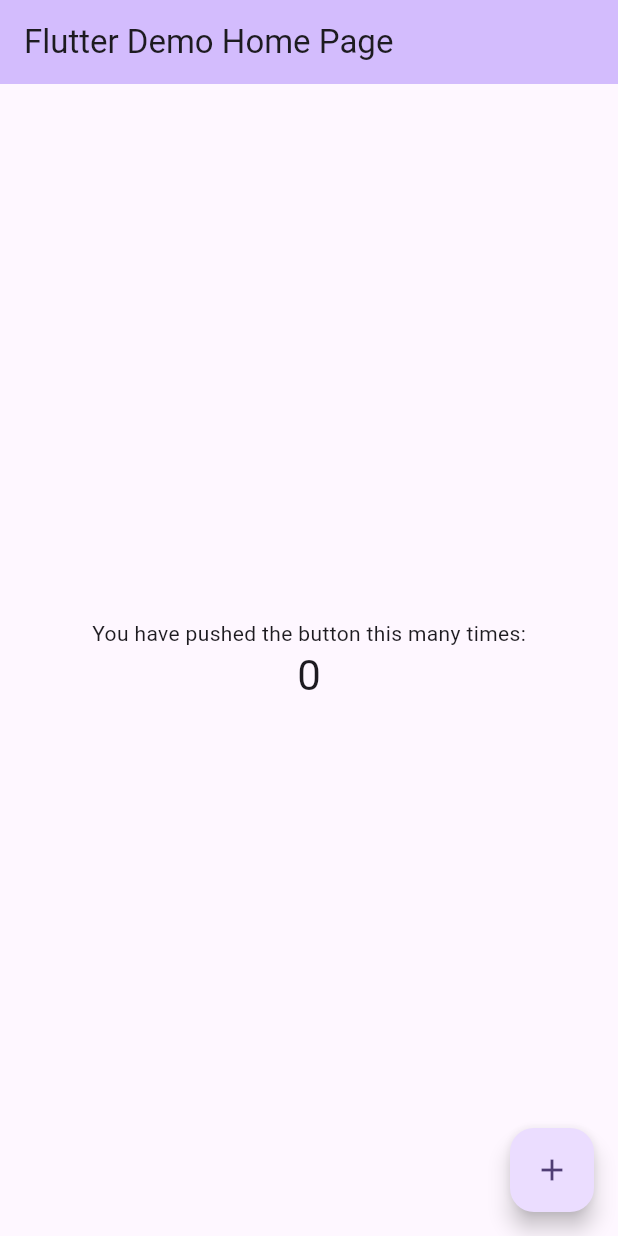
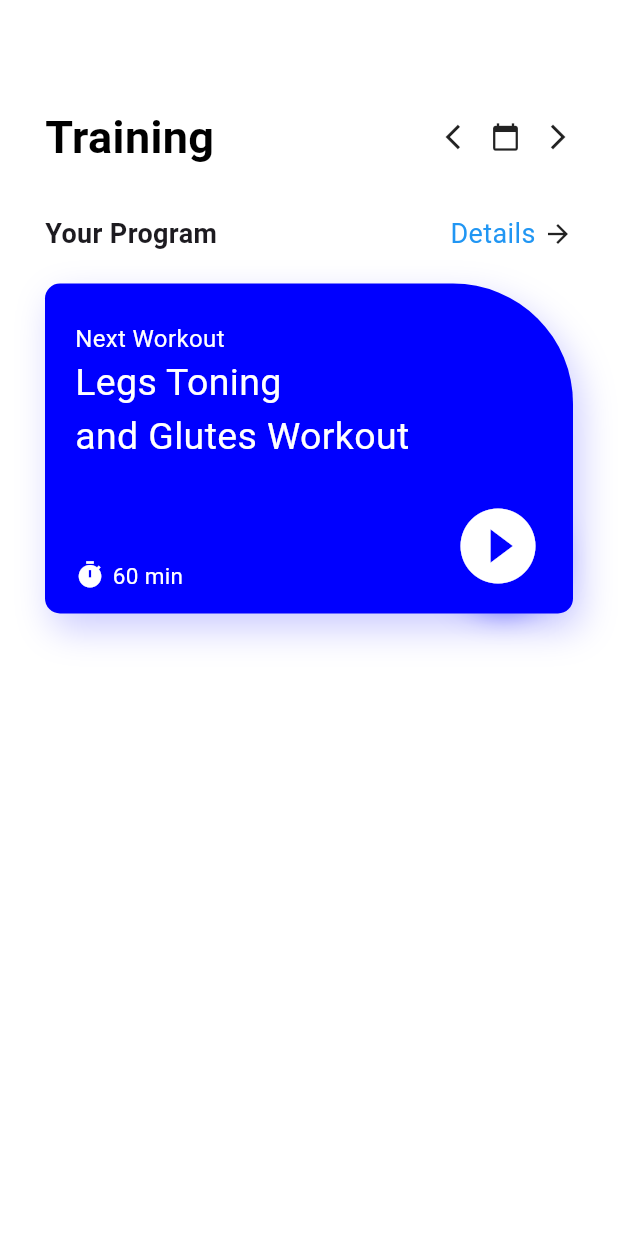
Before and after one commit to Jakaria1152/Complex-UI-design, a Flutter app: the screen it shows after launch, on a phone screen of 412 x 824 dp. Run offline on Flutter 3.47's test engine with Material 3 defaults, Android fonts, the phone set to English and light mode, and no system bars.

Commit message:
day work complete

```diff
--- /dev/null
+++ b/lib/_header3_home.dart
@@ -0,0 +1,91 @@
+import 'package:flutter/material.dart';
+
+import 'colors.dart' as color;
+
+class header3_home extends StatelessWidget {
+  const header3_home({
+    super.key,
+  });
+
+  @override
+  Widget build(BuildContext context) {
+    return Container(
+      width: MediaQuery.of(context).size.width,
+      height: 220,
+      decoration: BoxDecoration(
+          gradient: LinearGradient(colors: [
+            color.AppColor.gredientfirst,
+            color.AppColor.gredientsecond,
+          ], begin: Alignment.bottomLeft, end: Alignment.centerRight),
+          borderRadius: BorderRadius.only(
+            topLeft: Radius.circular(10),
+            bottomLeft: Radius.circular(10),
+            bottomRight: Radius.circular(10),
+            topRight: Radius.circular(80),
+          ),
+          boxShadow: [
+            BoxShadow(
+                offset: Offset(5,
+                    10), // right(x) side 10 and bottom(y) side 10. -x left side and -y top side
+                color: color.AppColor.gredientfirst.withOpacity(0.2),
+                blurRadius: 20)
+          ]),
+      child: Padding(
+        padding: const EdgeInsets.only(left: 20, top: 25, right: 20),
+        child: Column(
+          crossAxisAlignment: CrossAxisAlignment.start,
+          children: [
+            Text(
+              'Next Workout',
+              style: TextStyle(fontSize: 16, color: color.AppColor.whitecolor),
+            ),
+            Text(
+              'Legs Toning\nand Glutes Workout',
+              style: TextStyle(fontSize: 25, color: color.AppColor.whitecolor),
+            ),
+            SizedBox(
+              height: 25,
+            ),
+            Row(
+              crossAxisAlignment: CrossAxisAlignment.end,
+              children: [
+                Row(
+                  children: [
+                    Icon(
+                      Icons.timer,
+                      size: 20,
+                      color: color.AppColor.whitecolor,
+                    ),
+                    SizedBox(
+                      width: 5,
+                    ),
+                    Text(
+                      '60 min',
+                      style: TextStyle(
+                          fontSize: 15, color: color.AppColor.whitecolor),
+                    )
+                  ],
+                ),
+                Expanded(child: Container()),
+                Container(
+                    decoration: BoxDecoration(
+                        borderRadius: BorderRadius.circular(60),
+                        boxShadow: [
+                          BoxShadow(
+                              color: color.AppColor.gredientfirst,
+                              blurRadius: 20,
+                              offset: Offset(4, 8))
+                        ]),
+                    child: Icon(
+                      Icons.play_circle_fill,
+                      size: 60,
+                      color: color.AppColor.whitecolor,
+                    ))
+              ],
+            )
+          ],
+        ),
+      ),
+    );
+  }
+}
--- /dev/null
+++ b/lib/colors.dart
@@ -0,0 +1,15 @@
+import 'dart:ui';
+
+import 'package:flutter/material.dart';
+
+class AppColor{
+  static Color homecolor = Colors.indigoAccent;
+  static Color backgroundcolor = Colors.grey;
+  static Color primary = Colors.cyanAccent;
+  static Color secondary = Colors.teal;
+  static Color itemcolor = Colors.purpleAccent;
+  static Color whitecolor = Colors.white;
+  static Color gredientfirst = Color.fromRGBO(0, 0, 255, 1);
+  static Color gredientsecond = Color.fromRGBO(0, 0, 255, 1);
+
+}
--- /dev/null
+++ b/lib/home.dart
@@ -0,0 +1,39 @@
+import 'package:complex_ui_design/widget/header1home.dart';
+import 'package:complex_ui_design/widget/header2_home.dart';
+import 'package:flutter/material.dart';
+
+import '_header3_home.dart';
+import 'colors.dart'
+    as color; // as diye je nam dibo (color) oi nam diye sorasori access kora jai
+
+class HomePage extends StatefulWidget {
+  const HomePage({super.key});
+
+  @override
+  State<HomePage> createState() => _HomePageState();
+}
+
+class _HomePageState extends State<HomePage> {
+  @override
+  Widget build(BuildContext context) {
+    return Scaffold(
+      backgroundColor: color.AppColor.whitecolor,
+      body: Container(
+        padding: EdgeInsets.only(top: 70, left: 30, right: 30),
+        child: Column(
+          children: [
+            header1home(),
+            SizedBox(
+              height: 30,
+            ),
+            header2_home(),
+            SizedBox(
+              height: 20,
+            ),
+            header3_home()
+          ],
+        ),
+      ),
+    );
+  }
+}
--- /dev/null
+++ b/lib/json/info.json
@@ -0,0 +1,26 @@
+[
+  {
+    "title": "flying kick",
+    "img": "assets/img/ex1.jpg"
+  },
+  {
+    "title": "ura mawashi geri",
+    "img": "assets/img/ex2.jpg"
+  },
+  {
+    "title": "Yoko geri",
+    "img": "assets/img/ex3.jpg"
+  },
+  {
+    "title": "ura mawashi geri",
+    "img": "assets/img/ex4.jpg"
+  },
+  {
+    "title": "oi zuki",
+    "img": "assets/img/ex5.jpg"
+  },
+  {
+    "title": "Uchi ryu",
+    "img": "assets/img/ex6.png"
+  }
+]
--- a/lib/main.dart
+++ b/lib/main.dart
@@ -1,125 +1,17 @@
 import 'package:flutter/material.dart';
 
+import 'home.dart';
 void main() {
-  runApp(const MyApp());
+  runApp(MyApp());
 }
-
 class MyApp extends StatelessWidget {
   const MyApp({super.key});
 
-  // This widget is the root of your application.
   @override
   Widget build(BuildContext context) {
     return MaterialApp(
-      title: 'Flutter Demo',
-      theme: ThemeData(
-        // This is the theme of your application.
-        //
-        // TRY THIS: Try running your application with "flutter run". You'll see
-        // the application has a purple toolbar. Then, without quitting the app,
-        // try changing the seedColor in the colorScheme below to Colors.green
-        // and then invoke "hot reload" (save your changes or press the "hot
-        // reload" button in a Flutter-supported IDE, or press "r" if you used
-        // the command line to start the app).
-        //
-        // Notice that the counter didn't reset back to zero; the application
-        // state is not lost during the reload. To reset the state, use hot
-        // restart instead.
-        //
-        // This works for code too, not just values: Most code changes can be
-        // tested with just a hot reload.
-        colorScheme: ColorScheme.fromSeed(seedColor: Colors.deepPurple),
-        useMaterial3: true,
-      ),
-      home: const MyHomePage(title: 'Flutter Demo Home Page'),
+      debugShowCheckedModeBanner: false,
+      home: HomePage(),
     );
   }
 }
-
-class MyHomePage extends StatefulWidget {
-  const MyHomePage({super.key, required this.title});
-
-  // This widget is the home page of your application. It is stateful, meaning
-  // that it has a State object (defined below) that contains fields that affect
-  // how it looks.
-
-  // This class is the configuration for the state. It holds the values (in this
-  // case the title) provided by the parent (in this case the App widget) and
-  // used by the build method of the State. Fields in a Widget subclass are
-  // always marked "final".
-
-  final String title;
-
-  @override
-  State<MyHomePage> createState() => _MyHomePageState();
-}
-
-class _MyHomePageState extends State<MyHomePage> {
-  int _counter = 0;
-
-  void _incrementCounter() {
-    setState(() {
-      // This call to setState tells the Flutter framework that something has
-      // changed in this State, which causes it to rerun the build method below
-      // so that the display can reflect the updated values. If we changed
-      // _counter without calling setState(), then the build method would not be
-      // called again, and so nothing would appear to happen.
-      _counter++;
-    });
-  }
-
-  @override
-  Widget build(BuildContext context) {
-    // This method is rerun every time setState is called, for instance as done
-    // by the _incrementCounter method above.
-    //
-    // The Flutter framework has been optimized to make rerunning build methods
-    // fast, so that you can just rebuild anything that needs updating rather
-    // than having to individually change instances of widgets.
-    return Scaffold(
-      appBar: AppBar(
-        // TRY THIS: Try changing the color here to a specific color (to
-        // Colors.amber, perhaps?) and trigger a hot reload to see the AppBar
-        // change color while the other colors stay the same.
-        backgroundColor: Theme.of(context).colorScheme.inversePrimary,
-        // Here we take the value from the MyHomePage object that was created by
-        // the App.build method, and use it to set our appbar title.
-        title: Text(widget.title),
-      ),
-      body: Center(
-        // Center is a layout widget. It takes a single child and positions it
-        // in the middle of the parent.
-        child: Column(
-          // Column is also a layout widget. It takes a list of children and
-          // arranges them vertically. By default, it sizes itself to fit its
-          // children horizontally, and tries to be as tall as its parent.
-          //
-          // Column has various properties to control how it sizes itself and
-          // how it positions its children. Here we use mainAxisAlignment to
-          // center the children vertically; the main axis here is the vertical
-          // axis because Columns are vertical (the cross axis would be
-          // horizontal).
-          //
-          // TRY THIS: Invoke "debug painting" (choose the "Toggle Debug Paint"
-          // action in the IDE, or press "p" in the console), to see the
-          // wireframe for each widget.
-          mainAxisAlignment: MainAxisAlignment.center,
-          children: <Widget>[
-            const Text(
-              'You have pushed the button this many times:',
-            ),
-            Text(
-              '$_counter',
-              style: Theme.of(context).textTheme.headlineMedium,
-            ),
-          ],
-        ),
-      ),
-      floatingActionButton: FloatingActionButton(
-        onPressed: _incrementCounter,
-        tooltip: 'Increment',
-        child: const Icon(Icons.add),
-      ), // This trailing comma makes auto-formatting nicer for build methods.
-    );
-  }
-}
--- /dev/null
+++ b/lib/widget/header1home.dart
@@ -0,0 +1,40 @@
+import 'package:flutter/material.dart';
+class header1home extends StatelessWidget {
+  const header1home({
+    super.key,
+  });
+
+  @override
+  Widget build(BuildContext context) {
+    return Row(
+      children: [
+        Text(
+          'Training',
+          style: TextStyle(
+              color: Colors.black, fontSize: 30, fontWeight: FontWeight.w700),
+        ),
+        Expanded(
+            child:
+                Container()), // aita dile majhe full space a niye nibe. baki element gulo dui dike cole jabe. very useful
+        Icon(
+          Icons.arrow_back_ios,
+          size: 20,
+        ),
+        SizedBox(
+          width: 10,
+        ),
+        Icon(
+          Icons.calendar_today,
+          size: 20,
+        ),
+        SizedBox(
+          width: 15,
+        ),
+        Icon(
+          Icons.arrow_forward_ios,
+          size: 20,
+        ),
+      ],
+    );
+  }
+}
--- /dev/null
+++ b/lib/widget/header2_home.dart
@@ -0,0 +1,30 @@
+import 'package:flutter/material.dart';
+class header2_home extends StatelessWidget {
+  const header2_home({
+    super.key,
+  });
+
+  @override
+  Widget build(BuildContext context) {
+    return Row(
+      children: [
+        Text(
+          'Your Program',
+          style: TextStyle(fontWeight: FontWeight.w600, fontSize: 18),
+        ),
+        Expanded(child: Container()),
+        Text(
+          'Details',
+          style: TextStyle(fontSize: 18, color: Colors.blue),
+        ),
+        SizedBox(
+          width: 5,
+        ),
+        Icon(
+          Icons.arrow_forward,
+          size: 20,
+        )
+      ],
+    );
+  }
+}
--- a/pubspec.yaml
+++ b/pubspec.yaml
@@ -46,6 +46,7 @@ dev_dependencies:
   # package. See that file for information about deactivating specific lint
   # rules and activating additional ones.
   flutter_lints: ^3.0.0
+  get: ^4.6.6
 
 # For information on the generic Dart part of this file, see the
 # following page: https://dart.dev/tools/pub/pubspec
@@ -59,8 +60,8 @@ flutter:
   uses-material-design: true
 
   # To add assets to your application, add an assets section, like this:
-  # assets:
-  #   - images/a_dot_burr.jpeg
+  assets:
+     - assets/img/
   #   - images/a_dot_ham.jpeg
 
   # An image asset can refer to one or more resolution-specific "variants", see
```
Also changed, not shown: assets/img/background.jpg (added), assets/img/boy run.jpg (added), assets/img/ex1.jpg (added), assets/img/ex2.jpg (added), assets/img/ex3.jpg (added), assets/img/ex4.jpg (added), assets/img/ex5.jpg (added), assets/img/ex6.png (added), pubspec.lock.
